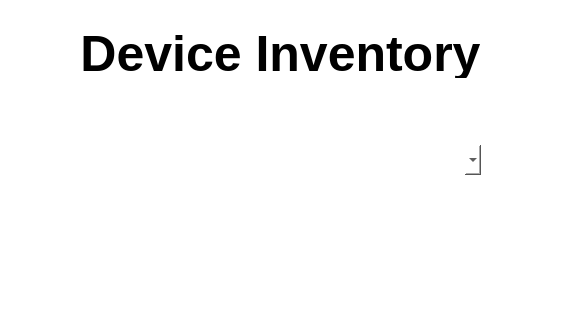
Above: layouts/user_cloud.ui from fedulovs/InventoryUI before the change; both pictures show x 320 to 881 and y 162 to 482 of the 1200 by 800 pixel window. Below: the same form after it.
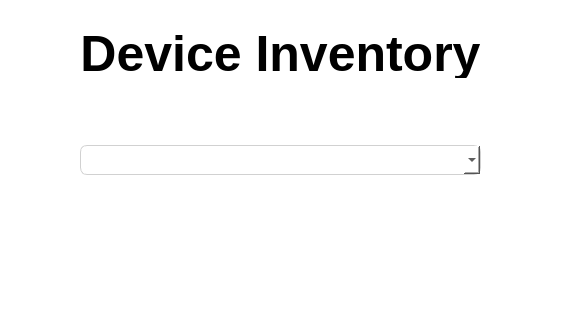
That is the form after the change. Icons and pictures are not drawn.

Commit message: Fix fonts and borders

Patch:
```diff
--- a/layouts/user_cloud.ui
+++ b/layouts/user_cloud.ui
@@ -274,7 +274,7 @@
                </size>
               </property>
               <property name="styleSheet">
-               <string notr="true">color: black;</string>
+               <string notr="true">border-radius : 7; border: 1px solid #D1D1D1; color: black;</string>
               </property>
              </widget>
             </item>
```
Left out of the diff: 2 changed lines with no effect on the pictures. The commit also changes 2 other files.
